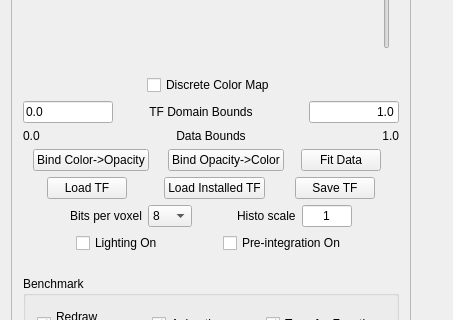
The window that apps/vaporgui/guis/ui/dvr.ui (yyr/vapor) describes before a commit, drawn with Qt 5; both pictures show x 0 to 453 and y 664 to 984 of the 453 by 1070 pixel window.
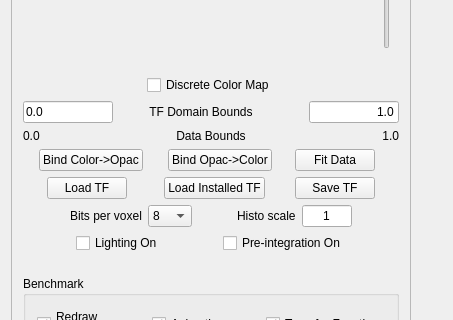
The same window after the commit. Custom widgets are drawn as their Qt base class.

```diff
--- a/apps/vaporgui/guis/ui/dvr.ui
+++ b/apps/vaporgui/guis/ui/dvr.ui
@@ -1121,7 +1121,7 @@
 depending on which button is clicked.</string>
               </property>
               <property name="text">
-               <string>Bind Color-&gt;Opacity</string>
+               <string>Bind Color-&gt;Opac</string>
               </property>
              </widget>
             </item>
@@ -1157,7 +1157,7 @@
 depending on which button is clicked.</string>
               </property>
               <property name="text">
-               <string>Bind Opacity-&gt;Color</string>
+               <string>Bind Opac-&gt;Color</string>
               </property>
              </widget>
             </item>
```
